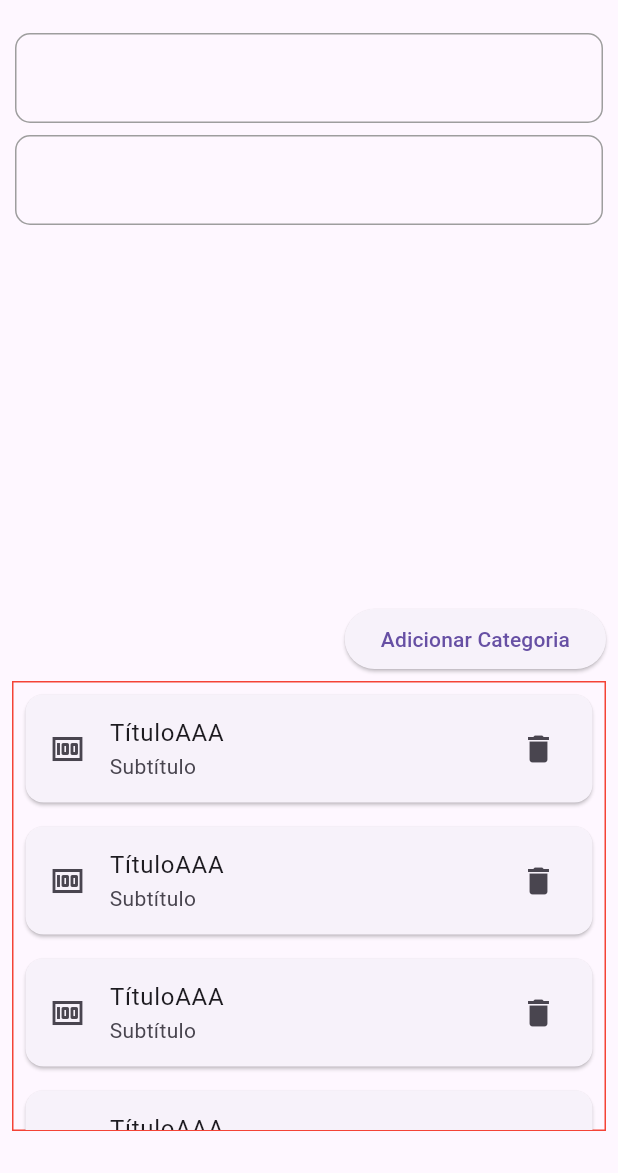
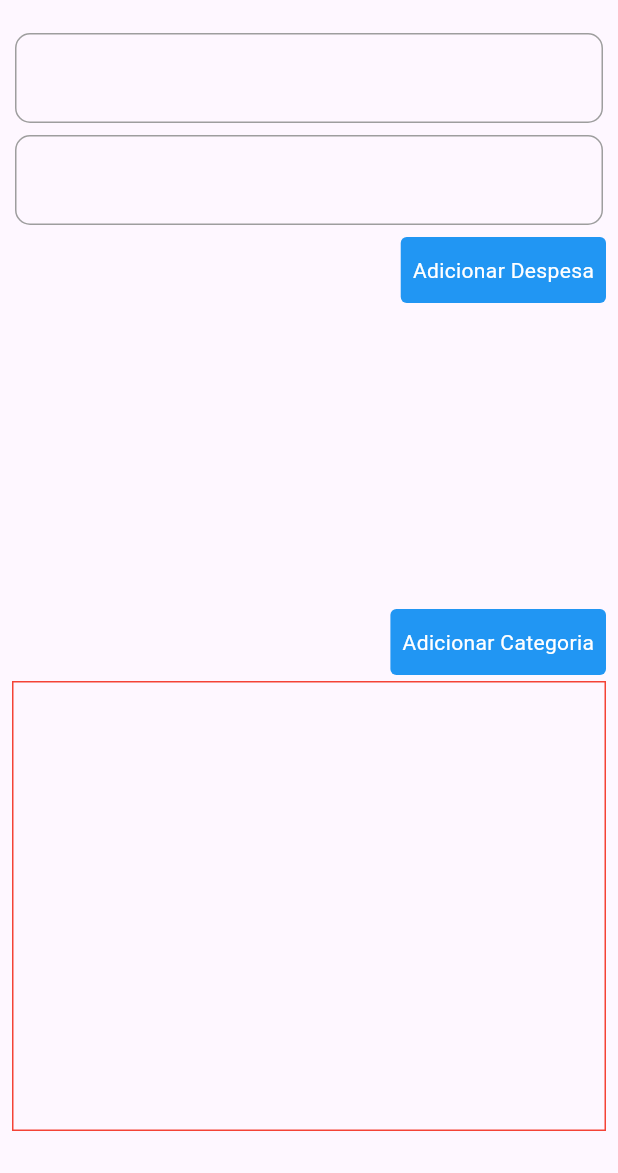
Before and after one commit to JotaJrJr/despesas-pessoal, a Flutter app: the screen it shows after launch, after a tap on "Adicionar Despesa", on a phone screen of 412 x 824 dp, the part 63-1236 px from its top. Run offline on Flutter 3.47's test engine with Material 3 defaults, Android fonts, the phone set to English and light mode, and no system bars; our stand-ins replace drift, firebase_core; accounts and stored records are empty; generated files the repository leaves out were written again.

Commit message:
ajustes em cadastros despesas

```diff
--- /dev/null
+++ b/lib/common/database/services/service_categoria_impl.dart
@@ -0,0 +1,44 @@
+import 'package:despesas/common/database/daos/categoria_dao.dart';
+import 'package:despesas/common/domain/services/service_categoria.dart';
+import 'package:despesas/common/models/categoria_despesa_model.dart';
+
+class ServiceCategoriaImpl implements ServiceCategoria {
+  final CategoriaDao dao;
+
+  ServiceCategoriaImpl({required this.dao});
+
+  @override
+  Future<CategoriaModel> createCategoria(CategoriaModel model) {
+    return dao.insert(model.toData()).then((value) => CategoriaModel.fromData(value));
+  }
+
+  @override
+  Future<void> deleteCategoria(String id) {
+    return dao.deleteById(id);
+  }
+
+  @override
+  Future<CategoriaModel> getById(String id) {
+    return dao.getById(id).then((value) => value.map((e) => CategoriaModel.fromData(value)));
+  }
+
+  @override
+  Future<List<CategoriaModel>> getCategorias() {
+    return dao.getAll().then((value) => value.map((e) => CategoriaModel.fromData(e)).toList());
+  }
+
+  @override
+  Future insertOrUpdate(CategoriaModel model, String? id) {
+    return dao.insertOrUpdate(model.toData());
+  }
+
+  @override
+  Stream<List<CategoriaModel>> watchAll() async* {
+    List<CategoriaModel> list = [];
+
+    await for (var data in dao.watchAll()) {
+      list = data.map((e) => CategoriaModel.fromData(e)).toList();
+      yield list;
+    }
+  }
+}
--- a/lib/common/domain/services/service_despesa.dart
+++ b/lib/common/domain/services/service_despesa.dart
@@ -6,4 +6,5 @@ abstract class ServiceDespesa {
   Future<DespesaModel> createDespesa(DespesaModel model);
   Future insertOrUpdate(DespesaModel model, String? id);
   Future<void> deleteDespesa(String id);
+  Stream<List<DespesaModel>> watchAll();
 }
--- a/lib/common/feature/cadastrar_despesa/view/cadastrar_despesa_page.dart
+++ b/lib/common/feature/cadastrar_despesa/view/cadastrar_despesa_page.dart
@@ -1,6 +1,8 @@
 import 'package:despesas/common/database/app_db.dart';
+import 'package:despesas/common/database/services/service_categoria_impl.dart';
 import 'package:despesas/common/database/services/service_despesa_impl.dart';
 import 'package:despesas/common/feature/cadastrar_despesa/viewmodel/cadastrar_despesa_view_model.dart';
+import 'package:despesas/common/models/categoria_despesa_model.dart';
 import 'package:despesas/common/utils/currency_formatter_utils.dart';
 import 'package:despesas/common/widgets/text_field_currency_widget.dart';
 import 'package:despesas/common/widgets/text_field_widget.dart';
@@ -23,11 +25,16 @@ class _CadastrarDespesaPageState extends State<CadastrarDespesaPage> {
     _viewModel = CadastrarDespesaViewModel(
         serviceDespesaImpl: ServiceDespesaImpl(
           dao: Provider.of<AppDb>(context, listen: false).despesaDao,
+        ),
+        serviceCategoriaImpl: ServiceCategoriaImpl(
+          dao: Provider.of<AppDb>(context, listen: false).categoriaDao,
         ));
   }
 
   @override
   Widget build(BuildContext context) {
+    Color containerColor = _viewModel.canSave() ? Colors.green : Colors.red;
+
     return Scaffold(
       appBar: AppBar(
         title: const Text("Despesa"),
@@ -46,15 +53,36 @@ class _CadastrarDespesaPageState extends State<CadastrarDespesaPage> {
               controller: _viewModel.valorController,
               textInputType: TextInputType.number,
               textInputFormatter: CurrencyPtBrInputFormatter(),
+              // onChanged: () {},
+            ),
+            const SizedBox(height: 8),
+            Align(
+              alignment: Alignment.centerRight,
+              child: Container(
+                padding: const EdgeInsets.symmetric(vertical: 12, horizontal: 8),
+                decoration: BoxDecoration(
+                  color: Colors.blue,
+                  borderRadius: BorderRadius.circular(4.0),
+                ),
+                child: const Text(
+                  "Adicionar Despesa",
+                  style: TextStyle(color: Colors.white),
+                ),
+              ),
             ),
             const Spacer(),
             Align(
               alignment: Alignment.centerRight,
-              child: ElevatedButton(
-                onPressed: () {
-                  print(_viewModel.valorController.text);
-                },
-                child: const Text("Adicionar Categoria"),
+              child: Container(
+                padding: const EdgeInsets.symmetric(vertical: 12, horizontal: 8),
+                decoration: BoxDecoration(
+                  color: Colors.blue,
+                  borderRadius: BorderRadius.circular(4.0),
+                ),
+                child: const Text(
+                  "Adicionar Categoria",
+                  style: TextStyle(color: Colors.white),
+                ),
               ),
             ),
             const SizedBox(height: 4),
@@ -63,23 +91,60 @@ class _CadastrarDespesaPageState extends State<CadastrarDespesaPage> {
               decoration: BoxDecoration(border: Border.all(color: Colors.red)),
               child: Expanded(
                 child: SizedBox(
+                  child: StreamBuilder<List<CategoriaModel>>(
+                    stream: _viewModel.watchAll(),
+                    builder: (context, snapshot) {
+                      if (snapshot.connectionState == ConnectionState.waiting) {
+                        // circular
+                      }
+
+                      if (snapshot.hasError) {
+                        // deu ruim
+                      }
+
+                      final List<CategoriaModel> list = snapshot.data ?? [];
+                      if (list.isEmpty) {
+                        // vazio
+                      }
+
+                      // container com lista
+                      return Container(
                         child: ListView.builder(
-                    itemCount: 10,
+                          itemCount: list.length,
                           shrinkWrap: true,
                           itemBuilder: (context, index) {
-                      return const Padding(
-                        padding: EdgeInsets.all(4),
-                        child: Card(
-                          child: ListTile(
-                            title: Text("TítuloAAA"),
-                            subtitle: Text("Subtítulo"),
-                            leading: Icon(Icons.money),
-                            trailing: Icon(Icons.delete),
+                            return Row(
+                              children: [
+                                Text(
+                                  list[index].id ?? "",
                                 ),
+                                Text(
+                                  list[index].descricao ?? "",
+                                ),
+                              ],
+                            );
+                          },
                         ),
                       );
                     },
                   ),
+                  // child: ListView.builder(
+                  //   itemCount: 10,
+                  //   shrinkWrap: true,
+                  //   itemBuilder: (context, index) {
+                  //     return const Padding(
+                  //       padding: EdgeInsets.all(4),
+                  //       child: Card(
+                  //         child: ListTile(
+                  //           title: Text("TítuloAAA"),
+                  //           subtitle: Text("Subtítulo"),
+                  //           leading: Icon(Icons.money),
+                  //           trailing: Icon(Icons.delete),
+                  //         ),
+                  //       ),
+                  //     );
+                  //   },
+                  // ),
                 ),
               ),
             ),
--- a/lib/common/feature/cadastrar_despesa/viewmodel/cadastrar_despesa_view_model.dart
+++ b/lib/common/feature/cadastrar_despesa/viewmodel/cadastrar_despesa_view_model.dart
@@ -1,21 +1,32 @@
+import 'dart:developer';
+
+import 'package:despesas/common/database/services/service_categoria_impl.dart';
 import 'package:despesas/common/database/services/service_despesa_impl.dart';
-import 'package:despesas/common/database/tables/despesa.dart';
+import 'package:despesas/common/models/categoria_despesa_model.dart';
 import 'package:despesas/common/models/despesa_model.dart';
 import 'package:flutter/material.dart';
 import 'package:uuid/uuid.dart';
 
-class CadastrarDespesaViewModel {
+class CadastrarDespesaViewModel extends ChangeNotifier {
   TextEditingController descricaoController = TextEditingController();
   TextEditingController valorController = TextEditingController();
 
   final ServiceDespesaImpl serviceDespesaImpl;
+  final ServiceCategoriaImpl serviceCategoriaImpl;
 
-  CadastrarDespesaViewModel({required this.serviceDespesaImpl});
+  CadastrarDespesaViewModel({
+    required this.serviceDespesaImpl,
+    required this.serviceCategoriaImpl,
+  });
 
   List<DespesaModel> despesas = [];
 
   Future<List<DespesaModel>> getAllDespesas() {
     return serviceDespesaImpl.getDespesas();
+  }
+
+  Stream<List<CategoriaModel>> watchAll() {
+    return serviceCategoriaImpl.watchAll();
   }
 
   DespesaModel createModel() {
@@ -24,19 +35,27 @@ class CadastrarDespesaViewModel {
     DespesaModel model = DespesaModel(
       id: idDespesa,
       descricao: descricaoController.text,
-      valor: double.tryParse(valorController.text),
+      valor: extractNumericValue(valorController.text),
     );
 
     return model;
   }
 
-  // Future createDespesa() {
+  bool canSave() {
+    return descricaoController.text.isNotEmpty && valorController.text.isNotEmpty;
+  }
 
-  //   // Enviar para banco local
-  //   try {
-  //     serviceDespesaImpl.createDespesa(model)
-  //   } catch(e) {
-  //     throw(e);
-  //   }
-  // }
+  double extractNumericValue(String text) {
+    // Remove non-numeric characters and replace commas with dots
+    String cleanedText = text.replaceAll(RegExp(r'[^0-9,]'), '').replaceAll(',', '.');
+
+    // Parse the cleaned text to double
+    try {
+      return double.parse(cleanedText);
+    } catch (e) {
+      // Handle parsing error if necessary
+      print("Error parsing numeric value: $e");
+      return 0.0;
+    }
+  }
 }
--- a/lib/common/widgets/text_field_currency_widget.dart
+++ b/lib/common/widgets/text_field_currency_widget.dart
@@ -9,6 +9,7 @@ class TextFieldCurrencyWidget extends StatelessWidget {
   final Widget? icon;
   final TextInputFormatter? textInputFormatter;
   final bool? isCurrencyMoney;
+  final void Function(String)? onChanged;
 
   const TextFieldCurrencyWidget({
     super.key,
@@ -19,6 +20,7 @@ class TextFieldCurrencyWidget extends StatelessWidget {
     this.icon,
     this.textInputFormatter,
     this.isCurrencyMoney,
+    this.onChanged,
   });
 
   @override
@@ -33,6 +35,7 @@ class TextFieldCurrencyWidget extends StatelessWidget {
         borderRadius: BorderRadius.circular(10),
       ),
       child: TextField(
+        onChanged: (value) => onChanged,
         inputFormatters: textInputFormatter == null
             ? []
             : [
--- a/lib/common/widgets/text_field_widget.dart
+++ b/lib/common/widgets/text_field_widget.dart
@@ -6,6 +6,7 @@ class TextFieldWidget extends StatelessWidget {
   final Function(String)? onSubmitted;
   final int? maxLines;
   final Widget? icon;
+  final Function(String)? onChanged;
 
   const TextFieldWidget({
     super.key,
@@ -14,6 +15,7 @@ class TextFieldWidget extends StatelessWidget {
     this.onSubmitted,
     this.maxLines,
     this.icon,
+    this.onChanged,
   });
 
   @override
@@ -28,6 +30,7 @@ class TextFieldWidget extends StatelessWidget {
         borderRadius: BorderRadius.circular(10),
       ),
       child: TextField(
+        onChanged: onChanged,
         onSubmitted: onSubmitted,
         keyboardType: textInputType,
         controller: controller,
```
Also changed, not shown: lib/common/database/services/service_despesa_impl.dart (+10 -0 lines), lib/common/domain/services/service_categoria.dart (added, +10 -0 lines), lib/common/models/categoria_despesa_model.dart (+14 -0 lines). Lines whose indentation alone changed are shown as unchanged.
